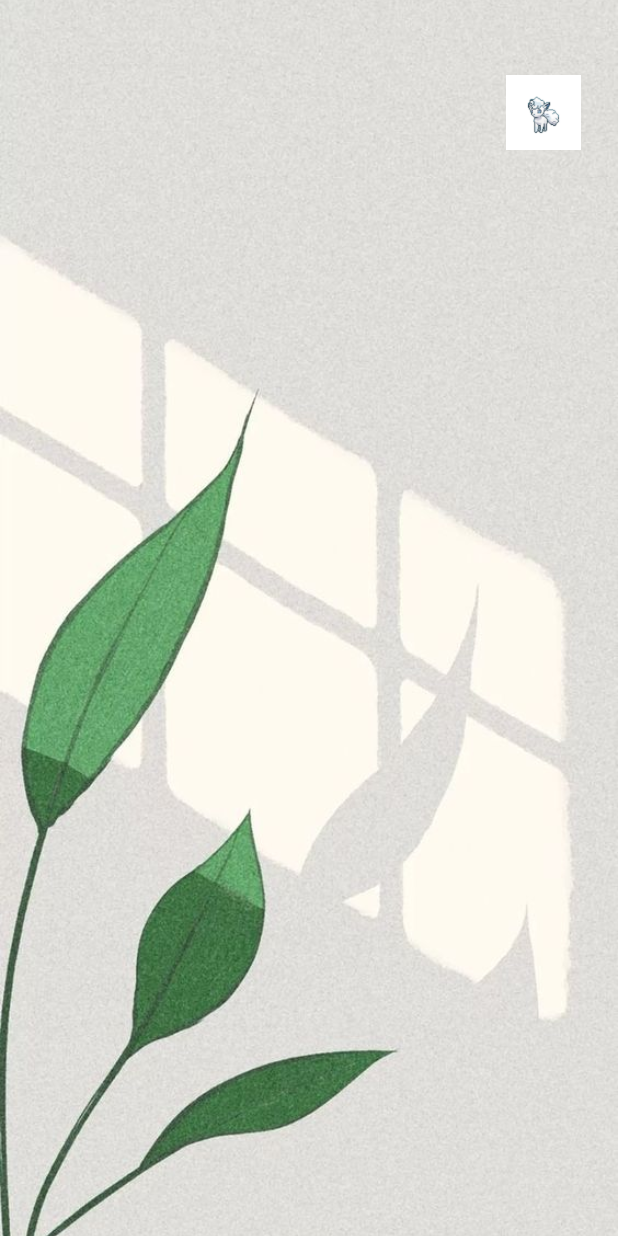
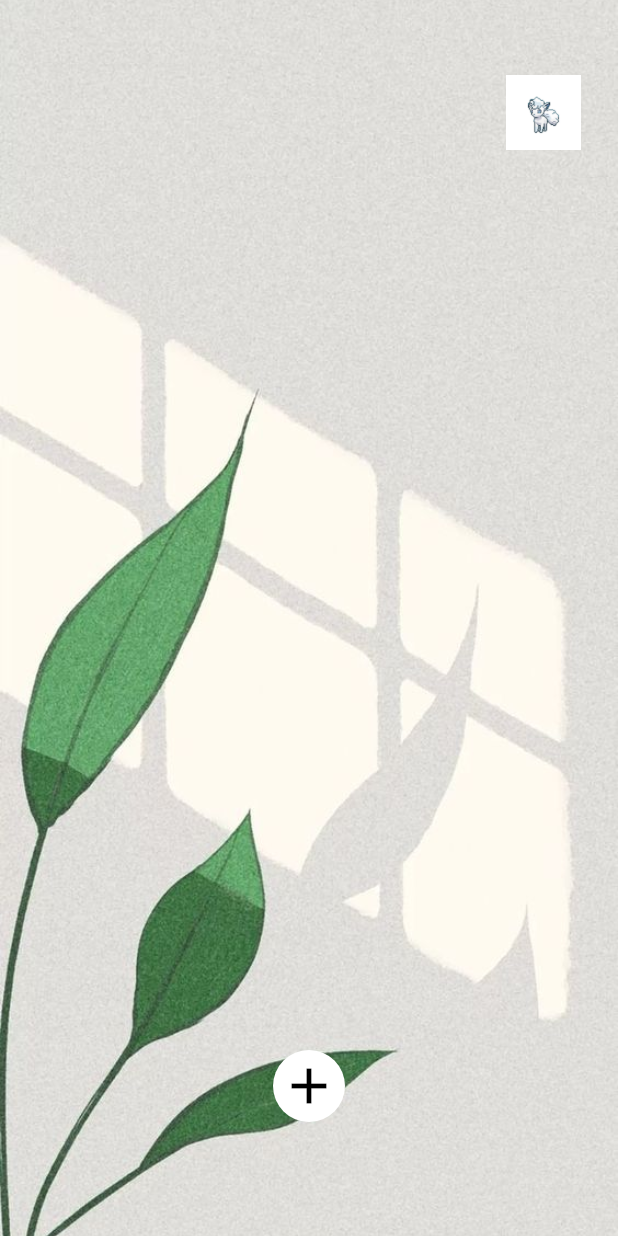
Before and after one commit to shoewhen/thyme-wise, a Flutter app: the Home screen opened by its route, on a phone screen of 412 x 824 dp. Run offline on Flutter 3.47's test engine with Material 2 defaults, Android fonts, the light colour scheme and no system bars; our stand-ins replace google_fonts.

Commit message:
AddPlant button and page

```diff
--- a/lib/main.dart
+++ b/lib/main.dart
@@ -20,7 +20,6 @@ class MyApp extends StatelessWidget {
           '/intropage': (context) => const Intro(),
           '/homepage': (context) => const Home(),
           '/settings': (context) => const Settings()
-      }
-    );
+        });
   }
 }
--- a/lib/pages/home.dart
+++ b/lib/pages/home.dart
@@ -1,5 +1,6 @@
 import "package:flutter/material.dart";
 import "package:thyme_wise/pages/settings.dart";
+import "package:thyme_wise/pages/add_plant.dart";
 
 class Home extends StatefulWidget {
   const Home({super.key});
@@ -24,13 +25,10 @@ class _HomeState extends State<Home> {
         child: Column(
           mainAxisAlignment: MainAxisAlignment.start,
           children: [
-
             const SizedBox(height: 25),
-
             Align(
               alignment: Alignment.topRight,
-                child:
-                  IconButton(
+              child: IconButton(
                   padding: const EdgeInsets.all(0.0),
                   icon: Image.asset('lib/images/alola-vulpix.jpeg'),
                   iconSize: 50,
@@ -39,13 +37,42 @@ class _HomeState extends State<Home> {
                       context,
                       MaterialPageRoute(builder: (context) => const Settings()),
                     );
-                    }
+                  }),
             ),
-              ),
+            const SizedBox(height: 600),
+            const Align(
+                alignment: Alignment.bottomCenter, child: AddPLantButton())
           ],
         ),
       ),
-      )
-    );
+    ));
   }
 }
+
+class AddPLantButton extends StatelessWidget {
+  const AddPLantButton({super.key});
+
+  @override
+  Widget build(BuildContext context) {
+    return Material(
+        color: Colors.transparent,
+        child: Center(
+            child: Ink(
+                decoration: const ShapeDecoration(
+                  shape: CircleBorder(),
+                  color: Colors.white,
+                ),
+                child: IconButton(
+                    padding: const EdgeInsets.all(1.0),
+                    icon: const Icon(Icons.add),
+                    iconSize: 40,
+                    color: Colors.black,
+                    onPressed: () {
+                      Navigator.push(
+                        context,
+                        MaterialPageRoute(
+                            builder: (context) => const Add_Plant()),
+                      );
+                    }))));
+  }
+}
```
Also changed, not shown: lib/components/get_started_button.dart (+6 -13 lines), lib/pages/add_plant.dart (added, +61 -0 lines), lib/pages/settings.dart (+6 -17 lines). Lines whose indentation alone changed are shown as unchanged.
